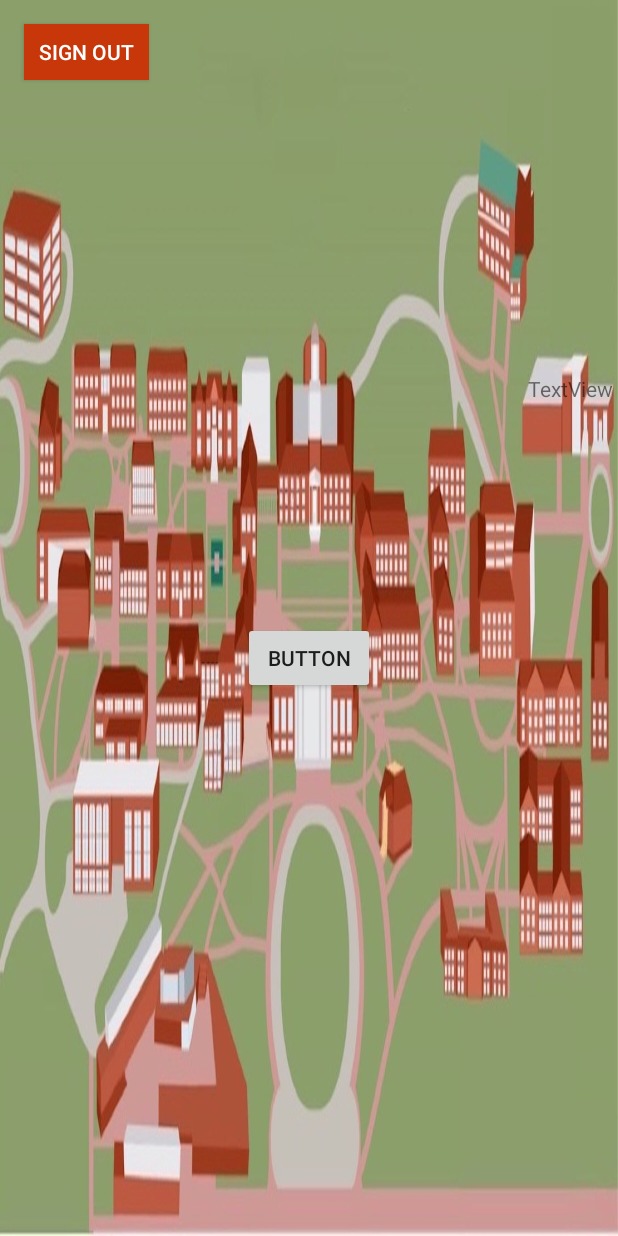
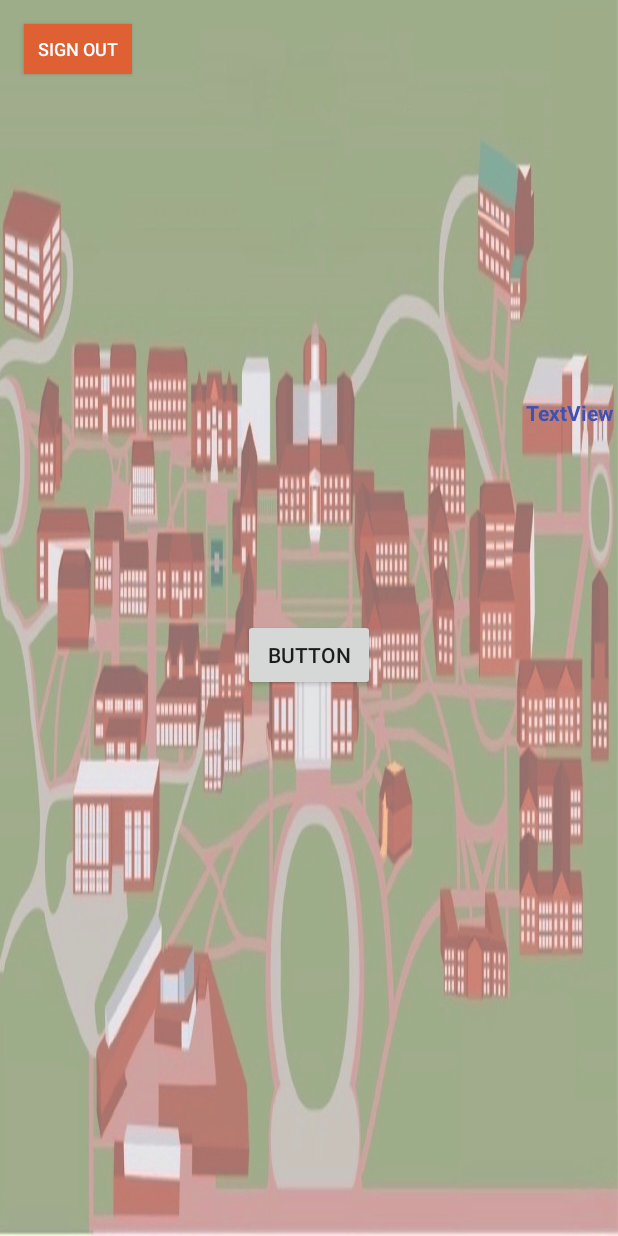
Before and after one commit to jack-van-holland/COVIDUniversity, an Android app: the layout activity_main.xml on its own in the app's theme, with its tools: preview values and no code run, on a phone screen of 412 x 824 dp. Run offline under Robolectric (Android 15) with nearby library versions, the phone set to English and light mode, and no system bars.

Commit message:
make the main page prettier

```diff
--- a/app/src/main/res/layout/activity_main.xml
+++ b/app/src/main/res/layout/activity_main.xml
@@ -10,8 +10,8 @@
 
     <ImageView
         android:id="@+id/main_brody_bubble"
-        android:layout_width="46dp"
-        android:layout_height="42dp"
+        android:layout_width="67dp"
+        android:layout_height="61dp"
         android:layout_marginStart="242dp"
         android:layout_marginLeft="242dp"
         android:layout_marginTop="200dp"
@@ -24,8 +24,8 @@
 
     <ImageView
         android:id="@+id/main_gym_bubble"
-        android:layout_width="45dp"
-        android:layout_height="47dp"
+        android:layout_width="75dp"
+        android:layout_height="73dp"
         android:layout_marginStart="635dp"
         android:layout_marginLeft="635dp"
         android:layout_marginTop="84dp"
@@ -40,8 +40,8 @@
 
     <ImageView
         android:id="@+id/main_levering_bubble"
-        android:layout_width="46dp"
-        android:layout_height="44dp"
+        android:layout_width="72dp"
+        android:layout_height="75dp"
         android:layout_marginStart="196dp"
         android:layout_marginLeft="196dp"
         android:layout_marginTop="135dp"
@@ -56,14 +56,15 @@
 
     <Button
         android:id="@+id/button6"
-        android:layout_width="83dp"
-        android:layout_height="37dp"
+        android:layout_width="72dp"
+        android:layout_height="33dp"
         android:layout_marginStart="16dp"
         android:layout_marginLeft="16dp"
         android:layout_marginTop="16dp"
-        android:background="#C83709"
+        android:background="#DF6033"
         android:text="Sign Out"
         android:textColor="#FFFFFF"
+        android:textSize="12sp"
         app:layout_constraintStart_toStartOf="parent"
         app:layout_constraintTop_toTopOf="parent" />
 
@@ -81,8 +82,10 @@
         android:id="@+id/textView2"
         android:layout_width="wrap_content"
         android:layout_height="wrap_content"
-        android:layout_marginTop="7dp"
+        android:layout_marginTop="4dp"
         android:text="TextView"
+        android:textColor="#3F51B5"
+        android:textStyle="bold"
         app:layout_constraintEnd_toEndOf="@+id/main_brody_bubble"
         app:layout_constraintHorizontal_bias="0.0"
         app:layout_constraintStart_toStartOf="@+id/main_brody_bubble"
--- a/app/src/main/res/values/styles.xml
+++ b/app/src/main/res/values/styles.xml
@@ -3,8 +3,8 @@
     <!-- Base application theme. -->
     <style name="AppTheme" parent="Theme.AppCompat.Light.DarkActionBar">
         <!-- Customize your theme here. -->
-        <item name="colorPrimary">@color/colorPrimary</item>
-        <item name="colorPrimaryDark">@color/colorPrimaryDark</item>
+        <item name="colorPrimary">#7ab9ff</item>
+        <item name="colorPrimaryDark">#6989aa</item>
         <item name="colorAccent">@color/colorAccent</item>
     </style>
 
```
Also changed, not shown: app/src/main/res/drawable/campus_map.JPG, 3 other files.
